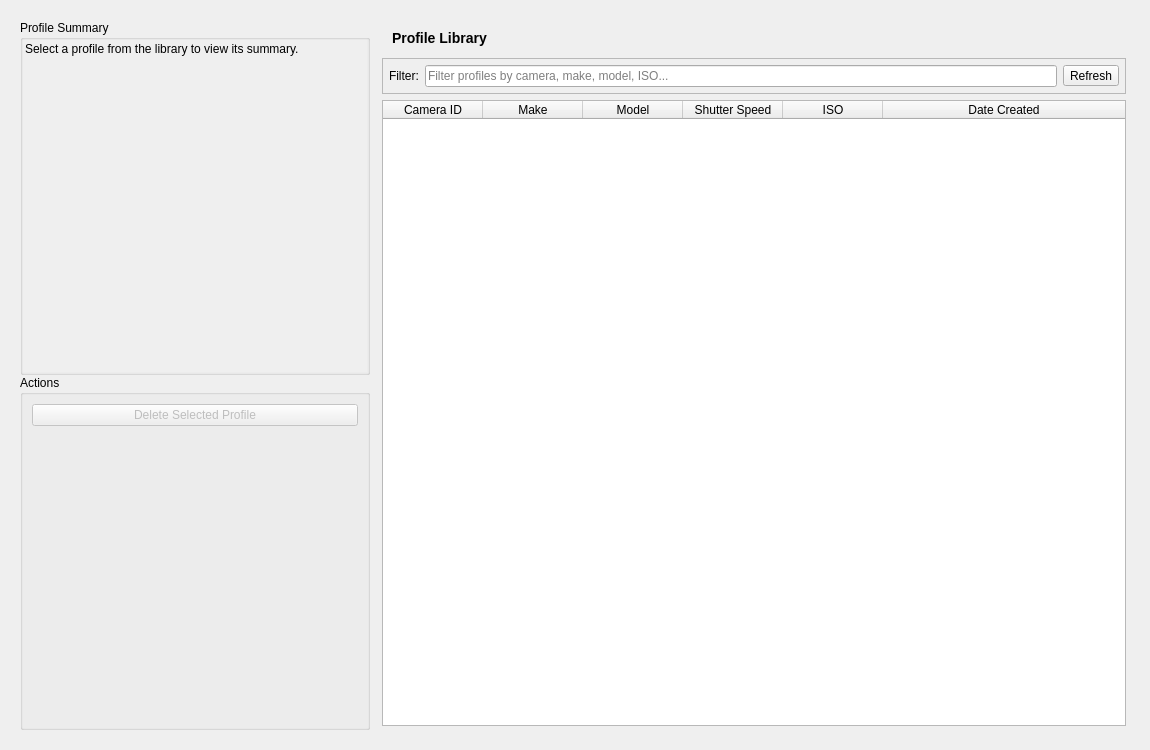
Old version of the form src/hotpixels/ui/profile_library_tab.ui in the repository gkyle/hotpixels.
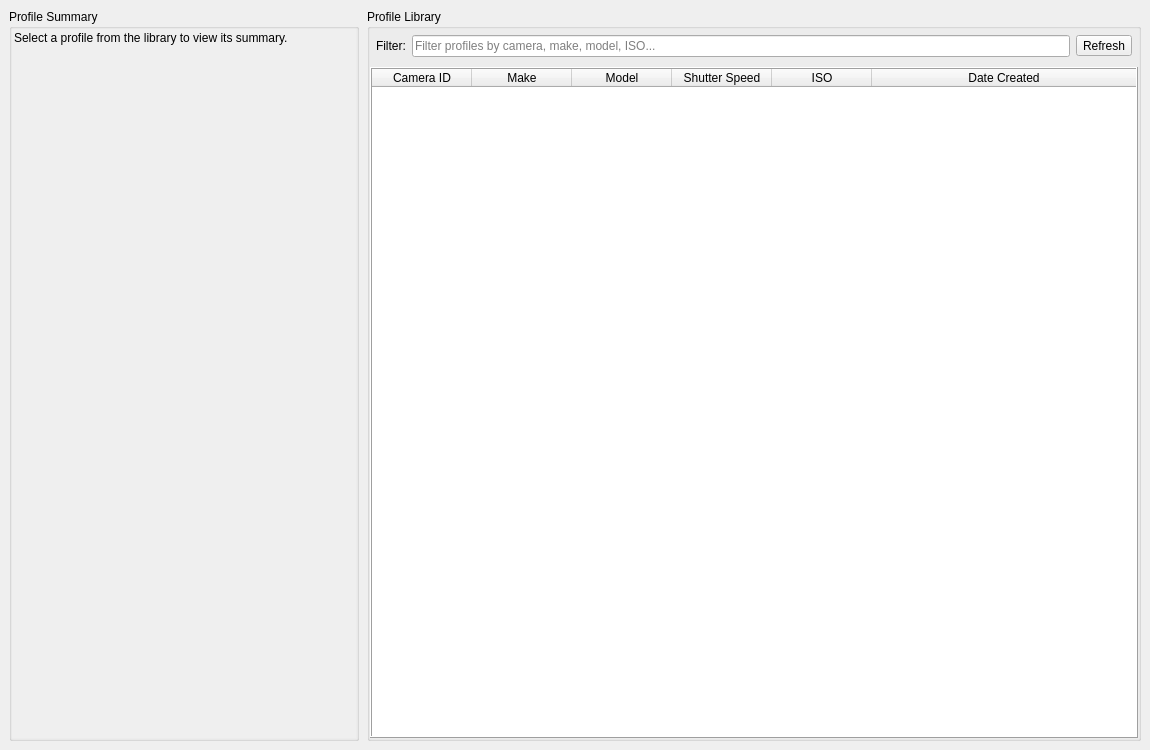
New version of the form. Icons and pictures are not drawn.

Diff of the .ui file:
```diff
--- a/src/hotpixels/ui/profile_library_tab.ui
+++ b/src/hotpixels/ui/profile_library_tab.ui
@@ -14,6 +14,18 @@
    <string>Profile Library</string>
   </property>
   <layout class="QVBoxLayout" name="verticalLayout">
+   <property name="leftMargin">
+    <number>0</number>
+   </property>
+   <property name="topMargin">
+    <number>0</number>
+   </property>
+   <property name="rightMargin">
+    <number>0</number>
+   </property>
+   <property name="bottomMargin">
+    <number>0</number>
+   </property>
    <item>
     <widget class="QFrame" name="frame">
      <property name="frameShape">
@@ -124,7 +136,7 @@
                     <x>0</x>
                     <y>0</y>
                     <width>348</width>
-                    <height>348</height>
+                    <height>720</height>
                    </rect>
                   </property>
                   <layout class="QVBoxLayout" name="summaryScrollLayout">
@@ -172,82 +184,37 @@
               </layout>
              </widget>
             </item>
+           </layout>
+          </widget>
+         </item>
             <item>
-             <widget class="QGroupBox" name="actionsGroupBox">
+          <widget class="QGroupBox" name="groupBox">
               <property name="title">
-               <string>Actions</string>
-              </property>
-              <layout class="QVBoxLayout" name="actionsLayout">
-               <item>
-                <widget class="QPushButton" name="deleteProfileButton">
-                 <property name="enabled">
-                  <bool>false</bool>
-                 </property>
-                 <property name="toolTip">
-                  <string>Delete the selected profile from disk</string>
-                 </property>
-                 <property name="text">
-                  <string>Delete Selected Profile</string>
-                 </property>
-                </widget>
-               </item>
-               <item>
-                <spacer name="actionsVerticalSpacer">
-                 <property name="orientation">
-                  <enum>Qt::Vertical</enum>
-                 </property>
-                 <property name="sizeHint" stdset="0">
-                  <size>
-                   <width>20</width>
-                   <height>40</height>
-                  </size>
-                 </property>
-                </spacer>
-               </item>
-              </layout>
-             </widget>
-            </item>
-           </layout>
-          </widget>
-         </item>
-         <item>
-          <widget class="QFrame" name="libraryFrame">
-           <property name="frameShape">
-            <enum>QFrame::NoFrame</enum>
-           </property>
-           <property name="frameShadow">
-            <enum>QFrame::Plain</enum>
-           </property>
-           <layout class="QVBoxLayout" name="libraryLayout">
-            <property name="leftMargin">
-             <number>4</number>
-            </property>
-            <property name="topMargin">
-             <number>4</number>
-            </property>
-            <property name="rightMargin">
-             <number>4</number>
-            </property>
-            <property name="bottomMargin">
-             <number>4</number>
-            </property>
-            <item>
-             <widget class="QLabel" name="libraryLabel">
-              <property name="styleSheet">
-               <string>QLabel { font-weight: bold; font-size: 14px; padding: 6px; }</string>
-              </property>
-              <property name="text">
                <string>Profile Library</string>
               </property>
-             </widget>
-            </item>
+           <layout class="QVBoxLayout" name="verticalLayout_2">
+            <property name="spacing">
+             <number>4</number>
+            </property>
+            <property name="leftMargin">
+             <number>0</number>
+            </property>
+            <property name="topMargin">
+             <number>0</number>
+            </property>
+            <property name="rightMargin">
+             <number>0</number>
+            </property>
+            <property name="bottomMargin">
+             <number>0</number>
+            </property>
             <item>
              <widget class="QFrame" name="filterFrame">
               <property name="frameShape">
-               <enum>QFrame::StyledPanel</enum>
+               <enum>QFrame::NoFrame</enum>
               </property>
               <property name="frameShadow">
-               <enum>QFrame::Sunken</enum>
+               <enum>QFrame::Plain</enum>
               </property>
               <layout class="QHBoxLayout" name="filterLayout">
                <property name="leftMargin">
@@ -294,7 +261,40 @@
              </widget>
             </item>
             <item>
+             <widget class="QFrame" name="frame_2">
+              <property name="frameShape">
+               <enum>QFrame::Box</enum>
+              </property>
+              <property name="frameShadow">
+               <enum>QFrame::Raised</enum>
+              </property>
+              <layout class="QVBoxLayout" name="verticalLayout_3">
+               <property name="leftMargin">
+                <number>0</number>
+               </property>
+               <property name="topMargin">
+                <number>0</number>
+               </property>
+               <property name="rightMargin">
+                <number>0</number>
+               </property>
+               <property name="bottomMargin">
+                <number>0</number>
+               </property>
+               <item>
              <widget class="QTableWidget" name="profileTableWidget">
+                 <property name="frameShape">
+                  <enum>QFrame::NoFrame</enum>
+                 </property>
+                 <property name="frameShadow">
+                  <enum>QFrame::Plain</enum>
+                 </property>
+                 <property name="lineWidth">
+                  <number>1</number>
+                 </property>
+                 <property name="midLineWidth">
+                  <number>0</number>
+                 </property>
               <property name="alternatingRowColors">
                <bool>true</bool>
               </property>
@@ -346,6 +346,9 @@
                 <string>Date Created</string>
                </property>
               </column>
+                </widget>
+               </item>
+              </layout>
              </widget>
             </item>
            </layout>
```
Lines whose indentation alone changed are shown as unchanged.
